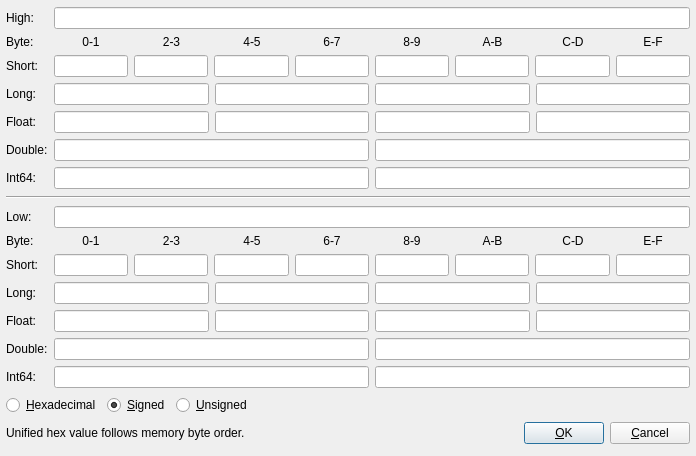
Qt form src/gui/Src/Gui/EditFloatRegister.ui (x64dbg/x64dbg) before a commit.
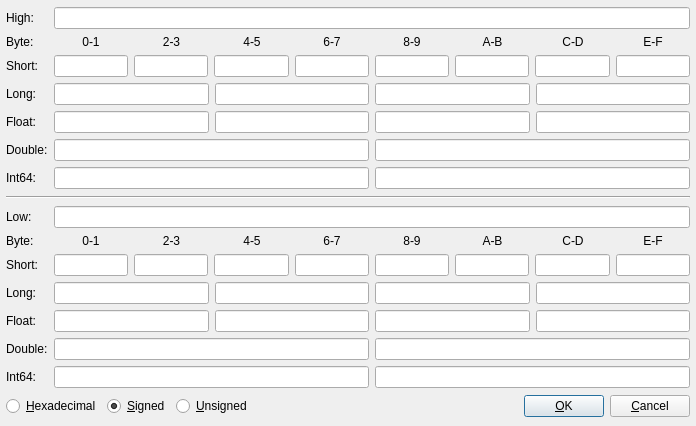
The same form after that commit. Icons and pictures are not drawn.

Commit message: Registers view enhancements

Diff of the .ui file:
```diff
--- a/src/gui/Src/Gui/EditFloatRegister.ui
+++ b/src/gui/Src/Gui/EditFloatRegister.ui
@@ -10,7 +10,7 @@
     <x>0</x>
     <y>0</y>
     <width>696</width>
-    <height>456</height>
+    <height>426</height>
    </rect>
   </property>
   <property name="sizePolicy">
@@ -738,36 +738,6 @@
        </property>
       </spacer>
      </item>
-    </layout>
-   </item>
-   <item>
-    <layout class="QHBoxLayout" name="horizontalLayout_7">
-     <item>
-      <widget class="QLabel" name="label_30">
-       <property name="sizePolicy">
-        <sizepolicy hsizetype="Preferred" vsizetype="Minimum">
-         <horstretch>0</horstretch>
-         <verstretch>0</verstretch>
-        </sizepolicy>
-       </property>
-       <property name="text">
-        <string>Unified hex value follows memory byte order.</string>
-       </property>
-      </widget>
-     </item>
-     <item>
-      <spacer name="horizontalSpacer">
-       <property name="orientation">
-        <enum>Qt::Horizontal</enum>
-       </property>
-       <property name="sizeHint" stdset="0">
-        <size>
-         <width>40</width>
-         <height>20</height>
-        </size>
-       </property>
-      </spacer>
-     </item>
      <item>
       <widget class="QPushButton" name="buttonOk">
        <property name="text">
```
Left out of the diff: 30 changed lines with no effect on the pictures. The commit also changes 4 other files.
